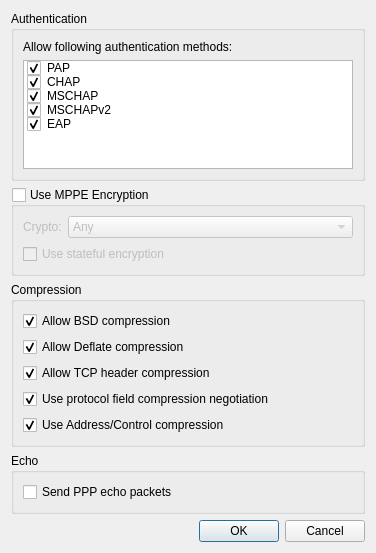
Old version of the form vpn/l2tp/l2tpppp.ui in the repository KDE/plasma-nm.
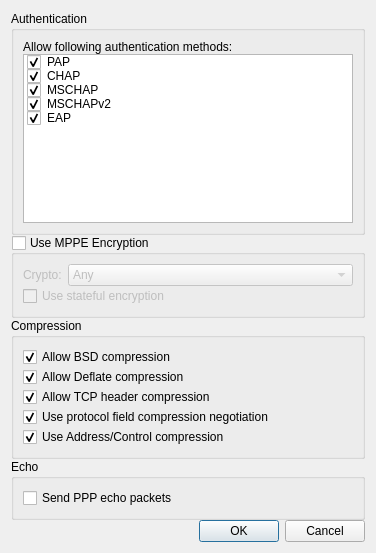
New version of the form. Custom widgets are drawn as their Qt base class.

Diff of the .ui file:
```diff
--- a/vpn/l2tp/l2tpppp.ui
+++ b/vpn/l2tp/l2tpppp.ui
@@ -11,12 +11,18 @@
    </rect>
   </property>
   <layout class="QFormLayout" name="formLayout_3">
+    <property name="verticalSpacing">
+    <number>0</number>
+    </property>
    <item row="0" column="0" colspan="2">
     <widget class="QGroupBox" name="grp_authenfication">
      <property name="title">
       <string>Authentication</string>
      </property>
      <layout class="QFormLayout" name="formLayout_5">
+    <property name="verticalSpacing">
+    <number>0</number>
+    </property>
       <item row="0" column="0">
        <widget class="QLabel" name="lblauth">
         <property name="text">
@@ -89,6 +95,9 @@
       <bool>false</bool>
      </property>
      <layout class="QFormLayout" name="formLayout_4">
+    <property name="verticalSpacing">
+    <number>0</number>
+    </property>
       <item row="0" column="0">
        <widget class="QLabel" name="lblMMPEcrypto">
         <property name="maximumSize">
@@ -146,6 +155,9 @@
       <string>Compression</string>
      </property>
      <layout class="QFormLayout" name="formLayout">
+    <property name="verticalSpacing">
+    <number>0</number>
+    </property>
       <property name="labelAlignment">
        <set>Qt::AlignLeading|Qt::AlignLeft|Qt::AlignVCenter</set>
       </property>
@@ -211,6 +223,9 @@
       <string>Echo</string>
      </property>
      <layout class="QFormLayout" name="formLayout_2">
+    <property name="verticalSpacing">
+    <number>0</number>
+    </property>
       <item row="0" column="0">
        <widget class="QCheckBox" name="cbsendEcho">
         <property name="text">
```
